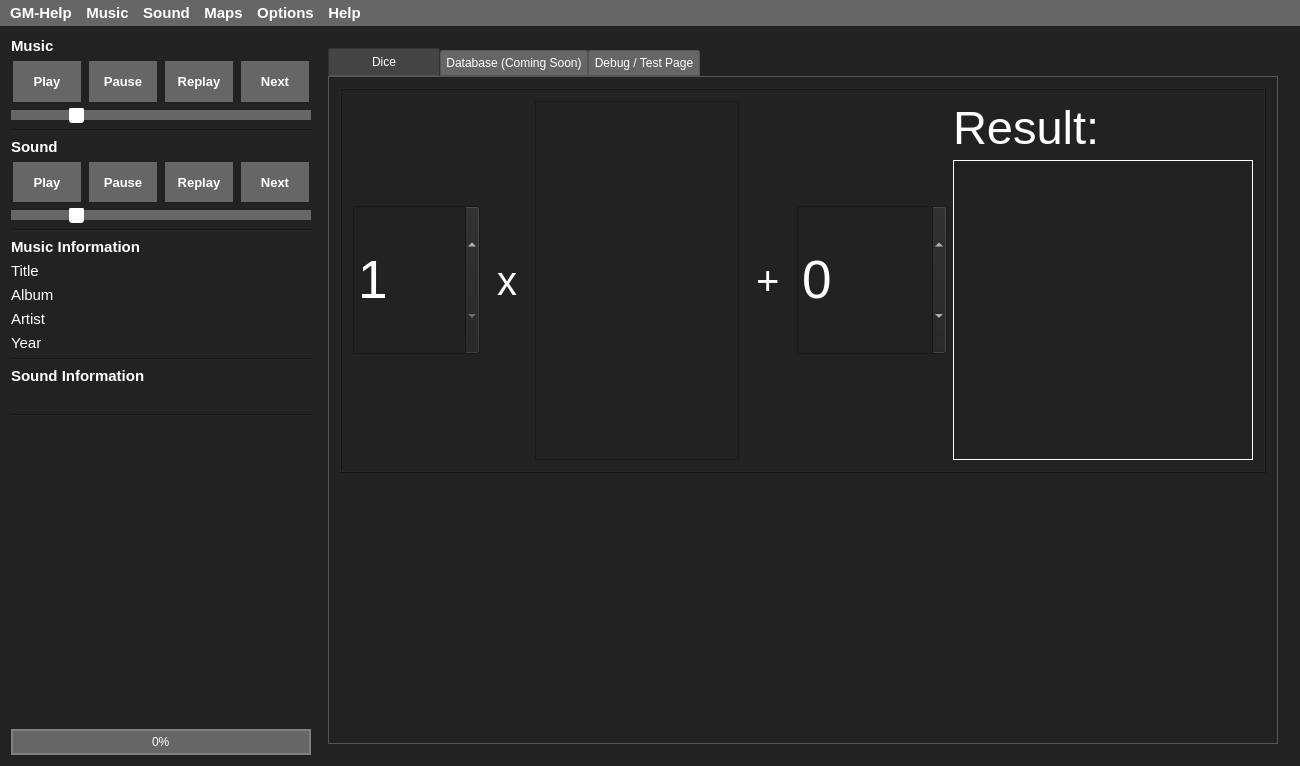
PhilInTheGaps/GM-Companion, file C++Project/GM-Companion/mainwindow.ui: the form before one commit.
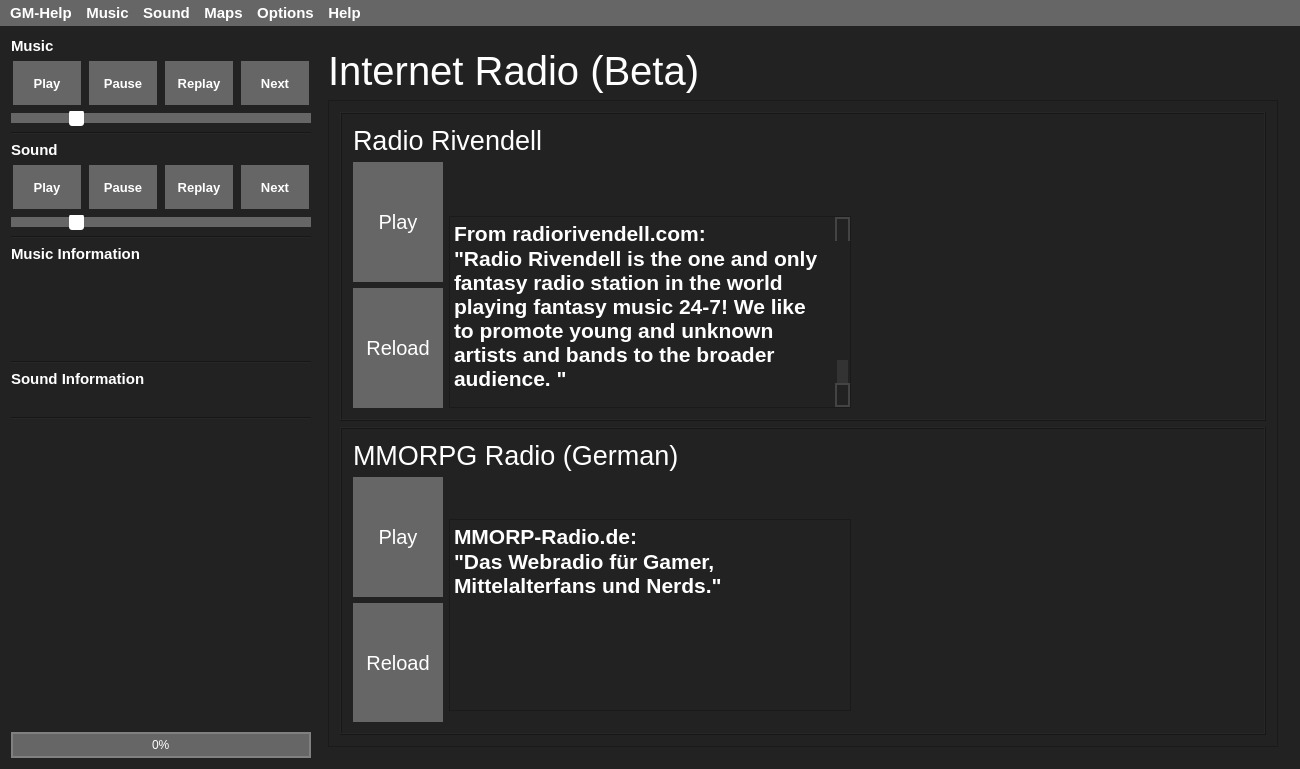
The form after the commit. The open tabs and pages were chosen to show the change. Icons and pictures are not drawn.

Commit message: Added Internet Radio support, improved dice, added name generator

The edit to the form file:
```diff
--- a/C++Project/GM-Companion/mainwindow.ui
+++ b/C++Project/GM-Companion/mainwindow.ui
@@ -7,7 +7,7 @@
     <x>0</x>
     <y>0</y>
     <width>1300</width>
-    <height>766</height>
+    <height>769</height>
    </rect>
   </property>
   <property name="sizePolicy">
@@ -79,6 +79,10 @@
 background-color: rgb(51, 51, 51);
 }
 
+QPushButton:disabled {
+	background-color: #111111;
+}
+
 QPushButton:hover:!pressed{
 background-color: rgb(85, 85, 85);
 }
@@ -671,7 +675,7 @@
          </font>
         </property>
         <property name="text">
-         <string>Title</string>
+         <string>&lt;No Music Selected&gt;</string>
         </property>
         <property name="wordWrap">
          <bool>true</bool>
@@ -698,7 +702,7 @@
          </font>
         </property>
         <property name="text">
-         <string>Album</string>
+         <string/>
         </property>
         <property name="wordWrap">
          <bool>true</bool>
@@ -725,7 +729,7 @@
          </font>
         </property>
         <property name="text">
-         <string>Artist</string>
+         <string/>
         </property>
         <property name="wordWrap">
          <bool>true</bool>
@@ -752,7 +756,7 @@
          </font>
         </property>
         <property name="text">
-         <string>Year</string>
+         <string/>
         </property>
         <property name="wordWrap">
          <bool>true</bool>
@@ -812,7 +816,7 @@
          </font>
         </property>
         <property name="text">
-         <string>&lt;No Sound Folder Selected&gt;</string>
+         <string>&lt;No Sounds Selected&gt;</string>
         </property>
         <property name="wordWrap">
          <bool>true</bool>
@@ -921,13 +925,19 @@
            <attribute name="title">
             <string>Dice</string>
            </attribute>
-           <layout class="QVBoxLayout" name="verticalLayout_5">
+           <layout class="QHBoxLayout" name="horizontalLayout_8">
             <item>
              <widget class="QFrame" name="frame">
+              <property name="sizePolicy">
+               <sizepolicy hsizetype="Expanding" vsizetype="Expanding">
+                <horstretch>0</horstretch>
+                <verstretch>0</verstretch>
+               </sizepolicy>
+              </property>
               <property name="maximumSize">
                <size>
                 <width>16777215</width>
-                <height>450</height>
+                <height>16777215</height>
                </size>
               </property>
               <property name="frameShape">
@@ -949,7 +959,7 @@
                    </property>
                    <property name="minimumSize">
                     <size>
-                     <width>75</width>
+                     <width>50</width>
                      <height>150</height>
                     </size>
                    </property>
@@ -991,7 +1001,7 @@
                    </property>
                    <property name="minimumSize">
                     <size>
-                     <width>0</width>
+                     <width>150</width>
                      <height>0</height>
                     </size>
                    </property>
@@ -1007,7 +1017,6 @@
                    <property name="frameShadow">
                     <enum>QFrame::Raised</enum>
                    </property>
-                   <layout class="QVBoxLayout" name="verticalLayout_3"/>
                   </widget>
                  </item>
                  <item>
@@ -1024,9 +1033,15 @@
                  </item>
                  <item>
                   <widget class="QSpinBox" name="modifierSpinBox">
+                   <property name="sizePolicy">
+                    <sizepolicy hsizetype="Expanding" vsizetype="Fixed">
+                     <horstretch>0</horstretch>
+                     <verstretch>0</verstretch>
+                    </sizepolicy>
+                   </property>
                    <property name="minimumSize">
                     <size>
-                     <width>150</width>
+                     <width>100</width>
                      <height>150</height>
                     </size>
                    </property>
@@ -1035,6 +1050,12 @@
                      <pointsize>40</pointsize>
                     </font>
                    </property>
+                   <property name="frame">
+                    <bool>true</bool>
+                   </property>
+                   <property name="accelerated">
+                    <bool>false</bool>
+                   </property>
                    <property name="minimum">
                     <number>-999</number>
                    </property>
@@ -1043,62 +1064,62 @@
                    </property>
                   </widget>
                  </item>
+                </layout>
+               </item>
+               <item>
+                <layout class="QVBoxLayout" name="verticalLayout_8">
                  <item>
-                  <layout class="QVBoxLayout" name="verticalLayout_8">
-                   <item>
-                    <widget class="QLabel" name="label_4">
-                     <property name="font">
-                      <font>
-                       <pointsize>35</pointsize>
-                      </font>
-                     </property>
-                     <property name="text">
-                      <string>Result:</string>
-                     </property>
-                    </widget>
-                   </item>
-                   <item>
-                    <widget class="QLabel" name="diceOutputLabel">
-                     <property name="sizePolicy">
-                      <sizepolicy hsizetype="Expanding" vsizetype="Expanding">
-                       <horstretch>0</horstretch>
-                       <verstretch>0</verstretch>
-                      </sizepolicy>
-                     </property>
-                     <property name="minimumSize">
-                      <size>
-                       <width>300</width>
-                       <height>300</height>
-                      </size>
-                     </property>
-                     <property name="font">
-                      <font>
-                       <pointsize>80</pointsize>
-                       <weight>75</weight>
-                       <bold>true</bold>
-                       <underline>false</underline>
-                       <strikeout>false</strikeout>
-                       <kerning>true</kerning>
-                      </font>
-                     </property>
-                     <property name="layoutDirection">
-                      <enum>Qt::LeftToRight</enum>
-                     </property>
-                     <property name="frameShape">
-                      <enum>QFrame::Box</enum>
-                     </property>
-                     <property name="text">
-                      <string/>
-                     </property>
-                     <property name="textFormat">
-                      <enum>Qt::AutoText</enum>
-                     </property>
-                     <property name="margin">
-                      <number>0</number>
-                     </property>
-                    </widget>
-                   </item>
-                  </layout>
+                  <widget class="QLabel" name="label_4">
+                   <property name="font">
+                    <font>
+                     <pointsize>35</pointsize>
+                    </font>
+                   </property>
+                   <property name="text">
+                    <string>Result:</string>
+                   </property>
+                  </widget>
+                 </item>
+                 <item>
+                  <widget class="QLabel" name="diceOutputLabel">
+                   <property name="sizePolicy">
+                    <sizepolicy hsizetype="Expanding" vsizetype="Expanding">
+                     <horstretch>0</horstretch>
+                     <verstretch>0</verstretch>
+                    </sizepolicy>
+                   </property>
+                   <property name="minimumSize">
+                    <size>
+                     <width>300</width>
+                     <height>300</height>
+                    </size>
+                   </property>
+                   <property name="font">
+                    <font>
+                     <pointsize>80</pointsize>
+                     <weight>75</weight>
+                     <bold>true</bold>
+                     <underline>false</underline>
+                     <strikeout>false</strikeout>
+                     <kerning>true</kerning>
+                    </font>
+                   </property>
+                   <property name="layoutDirection">
+                    <enum>Qt::LeftToRight</enum>
+                   </property>
+                   <property name="frameShape">
+                    <enum>QFrame::Box</enum>
+                   </property>
+                   <property name="text">
+                    <string/>
+                   </property>
+                   <property name="textFormat">
+                    <enum>Qt::AutoText</enum>
+                   </property>
+                   <property name="margin">
+                    <number>0</number>
+                   </property>
+                  </widget>
                  </item>
                 </layout>
                </item>
@@ -1106,17 +1127,133 @@
              </widget>
             </item>
             <item>
-             <spacer name="verticalSpacer_2">
-              <property name="orientation">
-               <enum>Qt::Vertical</enum>
+             <widget class="QScrollArea" name="scrollArea_2">
+              <property name="sizePolicy">
+               <sizepolicy hsizetype="Maximum" vsizetype="Expanding">
+                <horstretch>0</horstretch>
+                <verstretch>0</verstretch>
+               </sizepolicy>
               </property>
-              <property name="sizeHint" stdset="0">
+              <property name="minimumSize">
                <size>
-                <width>20</width>
-                <height>40</height>
+                <width>350</width>
+                <height>0</height>
                </size>
               </property>
-             </spacer>
+              <property name="maximumSize">
+               <size>
+                <width>350</width>
+                <height>16777215</height>
+               </size>
+              </property>
+              <property name="font">
+               <font>
+                <pointsize>10</pointsize>
+               </font>
+              </property>
+              <property name="widgetResizable">
+               <bool>true</bool>
+              </property>
+              <widget class="QWidget" name="scrollAreaWidgetContents_2">
+               <property name="geometry">
+                <rect>
+                 <x>0</x>
+                 <y>0</y>
+                 <width>348</width>
+                 <height>656</height>
+                </rect>
+               </property>
+               <layout class="QVBoxLayout" name="verticalLayout_5">
+                <item>
+                 <widget class="QTableWidget" name="diceResultTableWidget">
+                  <property name="font">
+                   <font>
+                    <pointsize>10</pointsize>
+                   </font>
+                  </property>
+                  <property name="frameShadow">
+                   <enum>QFrame::Raised</enum>
+                  </property>
+                  <property name="sizeAdjustPolicy">
+                   <enum>QAbstractScrollArea::AdjustToContents</enum>
+                  </property>
+                  <property name="gridStyle">
+                   <enum>Qt::SolidLine</enum>
+                  </property>
+                  <property name="cornerButtonEnabled">
+                   <bool>false</bool>
+                  </property>
+                  <attribute name="horizontalHeaderVisible">
+                   <bool>true</bool>
+                  </attribute>
+                  <attribute name="horizontalHeaderCascadingSectionResizes">
+                   <bool>true</bool>
+                  </attribute>
+                  <attribute name="horizontalHeaderShowSortIndicator" stdset="0">
+                   <bool>false</bool>
+                  </attribute>
+                  <attribute name="horizontalHeaderStretchLastSection">
+                   <bool>true</bool>
+                  </attribute>
+                  <attribute name="verticalHeaderVisible">
+                   <bool>false</bool>
+                  </attribute>
+                  <column>
+                   <property name="text">
+                    <string>dice</string>
+                   </property>
+                  </column>
+                  <column>
+                   <property name="text">
+                    <string>roll</string>
+                   </property>
+                  </column>
+                  <column>
+                   <property name="text">
+                    <string>result</string>
+                   </property>
+                  </column>
+                 </widget>
+                </item>
+               </layout>
+              </widget>
+             </widget>
+            </item>
+           </layout>
+          </widget>
+          <widget class="QWidget" name="tabNames">
+           <attribute name="title">
+            <string>Names</string>
+           </attribute>
+           <layout class="QHBoxLayout" name="horizontalLayout_9">
+            <item>
+             <widget class="QTabWidget" name="nameTabWidget">
+              <property name="sizePolicy">
+               <sizepolicy hsizetype="Maximum" vsizetype="Expanding">
+                <horstretch>0</horstretch>
+                <verstretch>0</verstretch>
+               </sizepolicy>
+              </property>
+             </widget>
+            </item>
+            <item>
+             <widget class="QTextEdit" name="nameTextEdit">
+              <property name="font">
+               <font>
+                <pointsize>20</pointsize>
+               </font>
+              </property>
+              <property name="html">
+               <string>&lt;!DOCTYPE HTML PUBLIC &quot;-//W3C//DTD HTML 4.0//EN&quot; &quot;http://www.w3.org/TR/REC-html40/strict.dtd&quot;&gt;
+&lt;html&gt;&lt;head&gt;&lt;meta name=&quot;qrichtext&quot; content=&quot;1&quot; /&gt;&lt;style type=&quot;text/css&quot;&gt;
+p, li { white-space: pre-wrap; }
+&lt;/style&gt;&lt;/head&gt;&lt;body style=&quot; font-family:'MS Shell Dlg 2'; font-size:20pt; font-weight:400; font-style:normal;&quot;&gt;
+&lt;p style=&quot;-qt-paragraph-type:empty; margin-top:0px; margin-bottom:0px; margin-left:0px; margin-right:0px; -qt-block-indent:0; text-indent:0px;&quot;&gt;&lt;br /&gt;&lt;/p&gt;&lt;/body&gt;&lt;/html&gt;</string>
+              </property>
+              <property name="overwriteMode">
+               <bool>false</bool>
+              </property>
+             </widget>
             </item>
            </layout>
           </widget>
@@ -1300,6 +1437,487 @@
         </item>
        </layout>
       </widget>
+      <widget class="QWidget" name="pageRadio">
+       <layout class="QVBoxLayout" name="verticalLayout_9">
+        <item>
+         <widget class="QLabel" name="label_5">
+          <property name="sizePolicy">
+           <sizepolicy hsizetype="Maximum" vsizetype="Maximum">
+            <horstretch>0</horstretch>
+            <verstretch>0</verstretch>
+           </sizepolicy>
+          </property>
+          <property name="font">
+           <font>
+            <pointsize>30</pointsize>
+           </font>
+          </property>
+          <property name="text">
+           <string>Internet Radio (Beta)</string>
+          </property>
+         </widget>
+        </item>
+        <item>
+         <widget class="QScrollArea" name="scrollArea">
+          <property name="sizeAdjustPolicy">
+           <enum>QAbstractScrollArea::AdjustToContents</enum>
+          </property>
+          <property name="widgetResizable">
+           <bool>true</bool>
+          </property>
+          <widget class="QWidget" name="scrollAreaWidgetContents">
+           <property name="geometry">
+            <rect>
+             <x>0</x>
+             <y>0</y>
+             <width>968</width>
+             <height>634</height>
+            </rect>
+           </property>
+           <layout class="QVBoxLayout" name="verticalLayout_13">
+            <item>
+             <widget class="QFrame" name="radioRivendellFrame">
+              <property name="sizePolicy">
+               <sizepolicy hsizetype="Maximum" vsizetype="Maximum">
+                <horstretch>0</horstretch>
+                <verstretch>0</verstretch>
+               </sizepolicy>
+              </property>
+              <property name="maximumSize">
+               <size>
+                <width>1000</width>
+                <height>450</height>
+               </size>
+              </property>
+              <property name="frameShape">
+               <enum>QFrame::Box</enum>
+              </property>
+              <property name="frameShadow">
+               <enum>QFrame::Raised</enum>
+              </property>
+              <layout class="QVBoxLayout" name="verticalLayout_12">
+               <item>
+                <widget class="QLabel" name="label_6">
+                 <property name="font">
+                  <font>
+                   <pointsize>20</pointsize>
+                  </font>
+                 </property>
+                 <property name="text">
+                  <string>Radio Rivendell</string>
+                 </property>
+                </widget>
+               </item>
+               <item>
+                <layout class="QHBoxLayout" name="horizontalLayout_4">
+                 <item>
+                  <layout class="QVBoxLayout" name="verticalLayout_10">
+                   <item>
+                    <widget class="QPushButton" name="rivendellPlayButton">
+                     <property name="sizePolicy">
+                      <sizepolicy hsizetype="Minimum" vsizetype="Expanding">
+                       <horstretch>0</horstretch>
+                       <verstretch>0</verstretch>
+                      </sizepolicy>
+                     </property>
+                     <property name="minimumSize">
+                      <size>
+                       <width>90</width>
+                       <height>40</height>
+                      </size>
+                     </property>
+                     <property name="maximumSize">
+                      <size>
+                       <width>100</width>
+                       <height>16777215</height>
+                      </size>
+                     </property>
+                     <property name="font">
+                      <font>
+                       <pointsize>15</pointsize>
+                       <weight>50</weight>
+                       <bold>false</bold>
+                      </font>
+                     </property>
+                     <property name="styleSheet">
+                      <string notr="true">QPushButton{
+background-color: rgb(102, 102, 102);
+border: 1px;
+padding: 5px;
+min-width: 80px;
+}
+
+QPushButton:pressed{
+background-color: rgb(51, 51, 51);
+}
+
+QPushButton:hover:!pressed{
+background-color: rgb(85, 85, 85);
+}</string>
+                     </property>
+                     <property name="text">
+                      <string>Play</string>
+                     </property>
+                    </widget>
+                   </item>
+                   <item>
+                    <widget class="QPushButton" name="rivendellReloadButton">
+                     <property name="sizePolicy">
+                      <sizepolicy hsizetype="Minimum" vsizetype="Expanding">
+                       <horstretch>0</horstretch>
+                       <verstretch>0</verstretch>
+                      </sizepolicy>
+                     </property>
+                     <property name="minimumSize">
+                      <size>
+                       <width>90</width>
+                       <height>40</height>
+                      </size>
+                     </property>
+                     <property name="maximumSize">
+                      <size>
+                       <width>100</width>
+                       <height>16777215</height>
+                      </size>
+                     </property>
+                     <property name="font">
+                      <font>
+                       <pointsize>15</pointsize>
+                       <weight>50</weight>
+                       <bold>false</bold>
+                      </font>
+                     </property>
+                     <property name="styleSheet">
+                      <string notr="true">QPushButton{
+background-color: rgb(102, 102, 102);
+border: 1px;
+padding: 5px;
+min-width: 80px;
+}
+
+QPushButton:pressed{
+background-color: rgb(51, 51, 51);
+}
+
+QPushButton:hover:!pressed{
+background-color: rgb(85, 85, 85);
+}</string>
+                     </property>
+                     <property name="text">
+                      <string>Reload</string>
+                     </property>
+                    </widget>
+                   </item>
+                  </layout>
+                 </item>
+                 <item>
+                  <layout class="QVBoxLayout" name="verticalLayout_11">
+                   <item>
+                    <widget class="QLabel" name="label_7">
+                     <property name="sizePolicy">
+                      <sizepolicy hsizetype="Expanding" vsizetype="Fixed">
+                       <horstretch>0</horstretch>
+                       <verstretch>0</verstretch>
+                      </sizepolicy>
+                     </property>
+                     <property name="minimumSize">
+                      <size>
+                       <width>300</width>
+                       <height>0</height>
+                      </size>
+                     </property>
+                     <property name="maximumSize">
+                      <size>
+                       <width>820</width>
+                       <height>2000</height>
+                      </size>
+                     </property>
+                     <property name="text">
+                      <string/>
+                     </property>
+                     <property name="pixmap">
+                      <pixmap resource="resources.qrc">:/radio/RadioRivendell/resources/radio/logo-radio-rivendell.png</pixmap>
+                     </property>
+                     <property name="scaledContents">
+                      <bool>true</bool>
+                     </property>
+                    </widget>
+                   </item>
+                   <item>
+                    <widget class="QTextEdit" name="textEdit_2">
+                     <property name="sizePolicy">
+                      <sizepolicy hsizetype="Expanding" vsizetype="Maximum">
+                       <horstretch>0</horstretch>
+                       <verstretch>0</verstretch>
+                      </sizepolicy>
+                     </property>
+                     <property name="maximumSize">
+                      <size>
+                       <width>820</width>
+                       <height>16777215</height>
+                      </size>
+                     </property>
+                     <property name="tabChangesFocus">
+                      <bool>false</bool>
+                     </property>
+                     <property name="documentTitle">
+                      <string>Infos</string>
+                     </property>
+                     <property name="readOnly">
+                      <bool>true</bool>
+                     </property>
+                     <property name="html">
+                      <string>&lt;!DOCTYPE HTML PUBLIC &quot;-//W3C//DTD HTML 4.0//EN&quot; &quot;http://www.w3.org/TR/REC-html40/strict.dtd&quot;&gt;
+&lt;html&gt;&lt;head&gt;&lt;meta name=&quot;qrichtext&quot; content=&quot;1&quot; /&gt;&lt;title&gt;Infos&lt;/title&gt;&lt;style type=&quot;text/css&quot;&gt;
+p, li { white-space: pre-wrap; }
+&lt;/style&gt;&lt;/head&gt;&lt;body style=&quot; font-family:'MS Shell Dlg 2'; font-size:8.25pt; font-weight:400; font-style:normal;&quot;&gt;
+&lt;p style=&quot; margin-top:0px; margin-bottom:0px; margin-left:0px; margin-right:0px; -qt-block-indent:0; text-indent:0px;&quot;&gt;&lt;span style=&quot; font-size:16pt; font-weight:600;&quot;&gt;From radiorivendell.com:&lt;/span&gt;&lt;/p&gt;
+&lt;p style=&quot; margin-top:0px; margin-bottom:0px; margin-left:0px; margin-right:0px; -qt-block-indent:0; text-indent:0px;&quot;&gt;&lt;span style=&quot; font-family:'Helvetia Neue,Helvetica,Arial,Lucida Grande,Verdana,sans-serif'; font-size:16pt; font-weight:600; color:#ffffff;&quot;&gt;&amp;quot;Radio Rivendell is the one and only fantasy radio station in the world playing fantasy music 24-7! We like to promote young and unknown artists and bands to the broader audience. &amp;quot;&lt;/span&gt;&lt;/p&gt;
+&lt;p style=&quot;-qt-paragraph-type:empty; margin-top:0px; margin-bottom:0px; margin-left:0px; margin-right:0px; -qt-block-indent:0; text-indent:0px; font-family:'Helvetia Neue,Helvetica,Arial,Lucida Grande,Verdana,sans-serif'; font-size:16pt; font-weight:600; color:#ffffff;&quot;&gt;&lt;br /&gt;&lt;/p&gt;
+&lt;p style=&quot; margin-top:0px; margin-bottom:0px; margin-left:0px; margin-right:0px; -qt-block-indent:0; text-indent:0px;&quot;&gt;&lt;a href=&quot;https://www.radiorivendell.com&quot;&gt;&lt;span style=&quot; font-size:16pt; text-decoration: underline; color:#a7cdff;&quot;&gt;Visit Radio Rivendell&lt;/span&gt;&lt;/a&gt;&lt;/p&gt;&lt;/body&gt;&lt;/html&gt;</string>
+                     </property>
+                     <property name="textInteractionFlags">
+                      <set>Qt::LinksAccessibleByMouse|Qt::TextSelectableByMouse</set>
+                     </property>
+                    </widget>
+                   </item>
+                  </layout>
+                 </item>
+                 <item>
+                  <spacer name="horizontalSpacer">
+                   <property name="orientation">
+                    <enum>Qt::Horizontal</enum>
+                   </property>
+                   <property name="sizeHint" stdset="0">
+                    <size>
+                     <width>40</width>
+                     <height>20</height>
+                    </size>
+                   </property>
+                  </spacer>
+                 </item>
+                </layout>
+               </item>
+              </layout>
+             </widget>
+            </item>
+            <item>
+             <widget class="QFrame" name="radioMmorpgDeFrame">
+              <property name="sizePolicy">
+               <sizepolicy hsizetype="Maximum" vsizetype="Maximum">
+                <horstretch>0</horstretch>
+                <verstretch>0</verstretch>
+               </sizepolicy>
+              </property>
+              <property name="maximumSize">
+               <size>
+                <width>1000</width>
+                <height>450</height>
+               </size>
+              </property>
+              <property name="frameShape">
+               <enum>QFrame::Box</enum>
+              </property>
+              <property name="frameShadow">
+               <enum>QFrame::Raised</enum>
+              </property>
+              <layout class="QVBoxLayout" name="verticalLayout_14">
+               <item>
+                <widget class="QLabel" name="label_8">
+                 <property name="font">
+                  <font>
+                   <pointsize>20</pointsize>
+                  </font>
+                 </property>
+                 <property name="text">
+                  <string>MMORPG Radio (German)</string>
+                 </property>
+                </widget>
+               </item>
+               <item>
+                <layout class="QHBoxLayout" name="horizontalLayout_7">
+                 <item>
+                  <layout class="QVBoxLayout" name="verticalLayout_15">
+                   <item>
+                    <widget class="QPushButton" name="mmorpgPlayButton">
+                     <property name="sizePolicy">
+                      <sizepolicy hsizetype="Minimum" vsizetype="Expanding">
+                       <horstretch>0</horstretch>
+                       <verstretch>0</verstretch>
+                      </sizepolicy>
+                     </property>
+                     <property name="minimumSize">
+                      <size>
+                       <width>90</width>
+                       <height>40</height>
+                      </size>
+                     </property>
+                     <property name="maximumSize">
+                      <size>
+                       <width>100</width>
+                       <height>16777215</height>
+                      </size>
+                     </property>
+                     <property name="font">
+                      <font>
+                       <pointsize>15</pointsize>
+                      </font>
+                     </property>
+                     <property name="styleSheet">
+                      <string notr="true">QPushButton{
+background-color: rgb(102, 102, 102);
+border: 1px;
+padding: 5px;
+min-width: 80px;
+}
+
+QPushButton:pressed{
+background-color: rgb(51, 51, 51);
+}
+
+QPushButton:hover:!pressed{
+background-color: rgb(85, 85, 85);
+}</string>
+                     </property>
+                     <property name="text">
+                      <string>Play</string>
+                     </property>
+                    </widget>
+                   </item>
+                   <item>
+                    <widget class="QPushButton" name="mmorpgReloadButton">
+                     <property name="sizePolicy">
+                      <sizepolicy hsizetype="Minimum" vsizetype="Expanding">
+                       <horstretch>0</horstretch>
+                       <verstretch>0</verstretch>
+                      </sizepolicy>
+                     </property>
+                     <property name="minimumSize">
+                      <size>
+                       <width>90</width>
+                       <height>40</height>
+                      </size>
+                     </property>
+                     <property name="maximumSize">
+                      <size>
+                       <width>100</width>
+                       <height>16777215</height>
+                      </size>
+                     </property>
+                     <property name="font">
+                      <font>
+                       <pointsize>15</pointsize>
+                      </font>
+                     </property>
+                     <property name="styleSheet">
+                      <string notr="true">QPushButton{
+background-color: rgb(102, 102, 102);
+border: 1px;
+padding: 5px;
+min-width: 80px;
+}
+
+QPushButton:pressed{
+background-color: rgb(51, 51, 51);
+}
+
+QPushButton:hover:!pressed{
+background-color: rgb(85, 85, 85);
+}</string>
+                     </property>
+                     <property name="text">
+                      <string>Reload</string>
+                     </property>
+                    </widget>
+                   </item>
+                  </layout>
+                 </item>
+                 <item>
+                  <layout class="QVBoxLayout" name="verticalLayout_16">
+                   <item>
+                    <widget class="QLabel" name="label_9">
+                     <property name="sizePolicy">
+                      <sizepolicy hsizetype="Expanding" vsizetype="Fixed">
+                       <horstretch>0</horstretch>
+                       <verstretch>0</verstretch>
+                      </sizepolicy>
+                     </property>
+                     <property name="maximumSize">
+                      <size>
+                       <width>820</width>
+                       <height>16777215</height>
+                      </size>
+                     </property>
+                     <property name="text">
+                      <string/>
+                     </property>
+                     <property name="pixmap">
+                      <pixmap resource="resources.qrc">:/radio/RadioMMORPG_de/resources/radio/logo-mmorp-radio-de.png</pixmap>
+                     </property>
+                     <property name="scaledContents">
+                      <bool>true</bool>
+                     </property>
+                    </widget>
+                   </item>
+                   <item>
+                    <widget class="QTextEdit" name="textEdit_3">
+                     <property name="sizePolicy">
+                      <sizepolicy hsizetype="Expanding" vsizetype="Maximum">
+                       <horstretch>0</horstretch>
+                       <verstretch>0</verstretch>
+                      </sizepolicy>
+                     </property>
+                     <property name="maximumSize">
+                      <size>
+                       <width>820</width>
+                       <height>16777215</height>
+                      </size>
+                     </property>
+                     <property name="documentTitle">
+                      <string>Infos</string>
+                     </property>
+                     <property name="readOnly">
+                      <bool>true</bool>
+                     </property>
+                     <property name="html">
+                      <string>&lt;!DOCTYPE HTML PUBLIC &quot;-//W3C//DTD HTML 4.0//EN&quot; &quot;http://www.w3.org/TR/REC-html40/strict.dtd&quot;&gt;
+&lt;html&gt;&lt;head&gt;&lt;meta name=&quot;qrichtext&quot; content=&quot;1&quot; /&gt;&lt;title&gt;Infos&lt;/title&gt;&lt;style type=&quot;text/css&quot;&gt;
+p, li { white-space: pre-wrap; }
+&lt;/style&gt;&lt;/head&gt;&lt;body style=&quot; font-family:'MS Shell Dlg 2'; font-size:8.25pt; font-weight:400; font-style:normal;&quot;&gt;
+&lt;p style=&quot; margin-top:0px; margin-bottom:0px; margin-left:0px; margin-right:0px; -qt-block-indent:0; text-indent:0px;&quot;&gt;&lt;span style=&quot; font-size:16pt; font-weight:600;&quot;&gt;MMORP-Radio.de:&lt;/span&gt;&lt;/p&gt;
+&lt;p style=&quot; margin-top:0px; margin-bottom:0px; margin-left:0px; margin-right:0px; -qt-block-indent:0; text-indent:0px;&quot;&gt;&lt;span style=&quot; font-size:16pt; font-weight:600;&quot;&gt;&amp;quot;Das Webradio für Gamer, Mittelalterfans und Nerds.&amp;quot;&lt;/span&gt;&lt;/p&gt;&lt;/body&gt;&lt;/html&gt;</string>
+                     </property>
+                     <property name="textInteractionFlags">
+                      <set>Qt::LinksAccessibleByMouse|Qt::TextSelectableByMouse</set>
+                     </property>
+                    </widget>
+                   </item>
+                  </layout>
+                 </item>
+                 <item>
+                  <spacer name="horizontalSpacer_2">
+                   <property name="orientation">
+                    <enum>Qt::Horizontal</enum>
+                   </property>
+                   <property name="sizeHint" stdset="0">
+                    <size>
+                     <width>40</width>
+                     <height>20</height>
+                    </size>
+                   </property>
+                  </spacer>
+                 </item>
+                </layout>
+               </item>
+              </layout>
+             </widget>
+            </item>
+           </layout>
+          </widget>
+         </widget>
+        </item>
+       </layout>
+      </widget>
      </widget>
     </item>
     <item>
```
Left out of the diff: 33 changed lines with no effect on the pictures. The commit also changes 28 other files.
